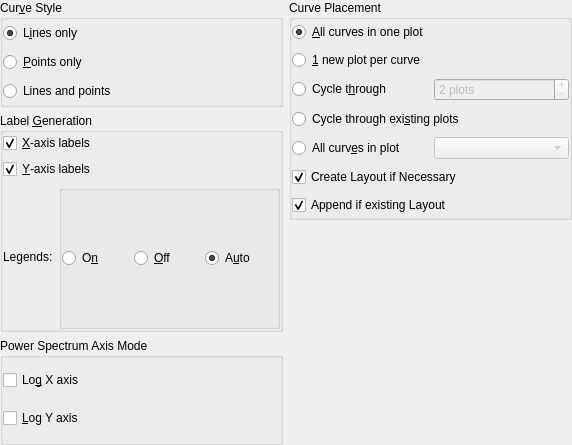
Above: src/libkstapp/datawizardpageplot.ui from Kst-plot/kst before the change. Below: the same form after it.
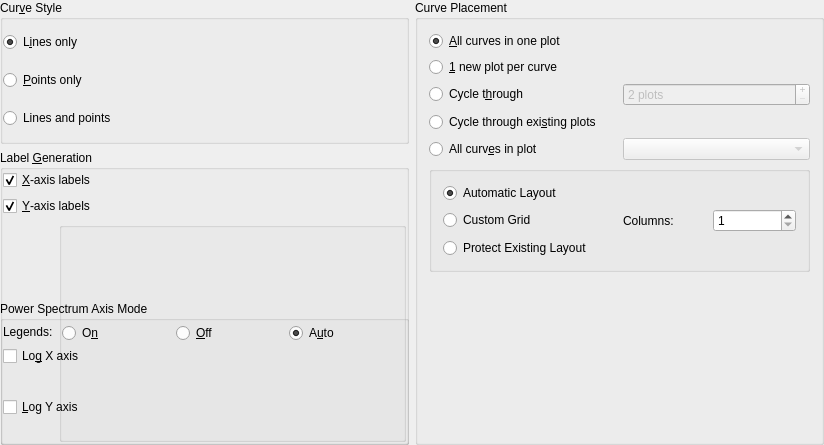
That is the form after the change. Custom widgets are drawn as their Qt base class.

Commit message: Create interfaces for new Creation Modes for both CurvePlacement and DataWizard.

```diff
--- a/src/libkstapp/datawizardpageplot.ui
+++ b/src/libkstapp/datawizardpageplot.ui
@@ -5,7 +5,7 @@
    <rect>
     <x>0</x>
     <y>0</y>
-    <width>572</width>
+    <width>824</width>
     <height>445</height>
    </rect>
   </property>
@@ -22,24 +22,12 @@
    <property name="bottomMargin" >
     <number>0</number>
    </property>
-   <item rowspan="2" row="0" column="1" >
+   <item rowspan="3" row="0" column="1" >
     <widget class="QGroupBox" name="_plotGroup" >
      <property name="title" >
       <string>Curve Placement</string>
      </property>
      <layout class="QGridLayout" >
-      <property name="leftMargin" >
-       <number>0</number>
-      </property>
-      <property name="topMargin" >
-       <number>0</number>
-      </property>
-      <property name="rightMargin" >
-       <number>0</number>
-      </property>
-      <property name="bottomMargin" >
-       <number>0</number>
-      </property>
       <item row="0" column="0" >
        <widget class="QRadioButton" name="_onePlot" >
         <property name="text" >
@@ -143,24 +131,71 @@
        </layout>
       </item>
       <item row="5" column="0" >
-       <widget class="QCheckBox" name="_createLayout" >
-        <property name="text" >
-         <string>Create Layout if Necessary</string>
+       <widget class="QGroupBox" name="groupBox" >
+        <property name="title" >
+         <string/>
         </property>
-        <property name="checked" >
-         <bool>true</bool>
-        </property>
+        <layout class="QGridLayout" >
+         <item row="0" column="0" colspan="2" >
+          <widget class="QRadioButton" name="_autoLayout" >
+           <property name="text" >
+            <string>Automatic Layout</string>
+           </property>
+           <property name="checked" >
+            <bool>true</bool>
+           </property>
+          </widget>
+         </item>
+         <item row="1" column="0" >
+          <widget class="QRadioButton" name="_customGrid" >
+           <property name="text" >
+            <string>Custom Grid</string>
+           </property>
+          </widget>
+         </item>
+         <item row="1" column="1" >
+          <layout class="QHBoxLayout" >
+           <item>
+            <widget class="QLabel" name="label_2" >
+             <property name="text" >
+              <string>Columns:</string>
+             </property>
+            </widget>
+           </item>
+           <item>
+            <widget class="QSpinBox" name="_gridColumns" >
+             <property name="minimum" >
+              <number>1</number>
+             </property>
+             <property name="maximum" >
+              <number>10</number>
+             </property>
+            </widget>
+           </item>
+          </layout>
+         </item>
+         <item row="2" column="0" colspan="2" >
+          <widget class="QRadioButton" name="_protectLayout" >
+           <property name="text" >
+            <string>Protect Existing Layout</string>
+           </property>
+          </widget>
+         </item>
+        </layout>
        </widget>
       </item>
       <item row="6" column="0" >
-       <widget class="QCheckBox" name="_appendToLayout" >
-        <property name="text" >
-         <string>Append if existing Layout</string>
+       <spacer>
+        <property name="orientation" >
+         <enum>Qt::Vertical</enum>
         </property>
-        <property name="checked" >
-         <bool>true</bool>
+        <property name="sizeHint" >
+         <size>
+          <width>20</width>
+          <height>40</height>
+         </size>
         </property>
-       </widget>
+       </spacer>
       </item>
      </layout>
     </widget>
@@ -334,7 +369,7 @@
      </layout>
     </widget>
    </item>
-   <item row="3" column="0" >
+   <item row="2" column="0" >
     <widget class="QGroupBox" name="_psdAxisGroup" >
      <property name="title" >
       <string>Power Spectrum Axis Mode</string>
```
The commit also changes 20 other files.
